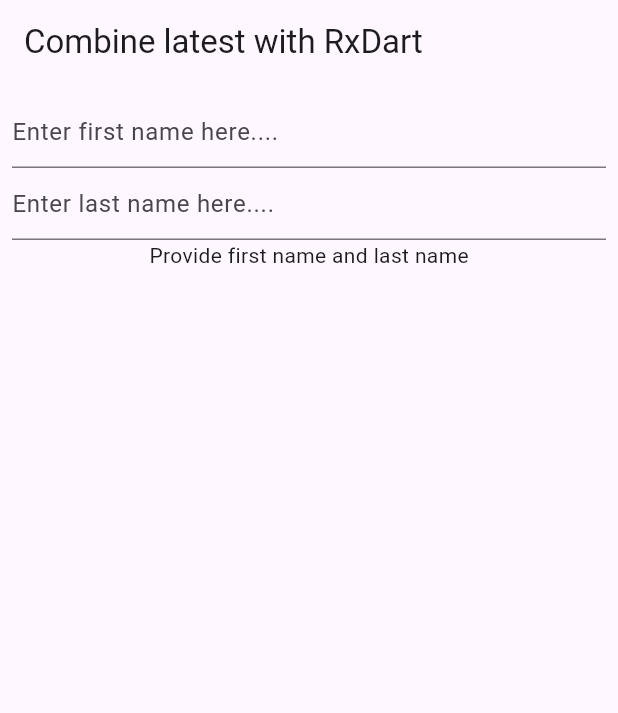
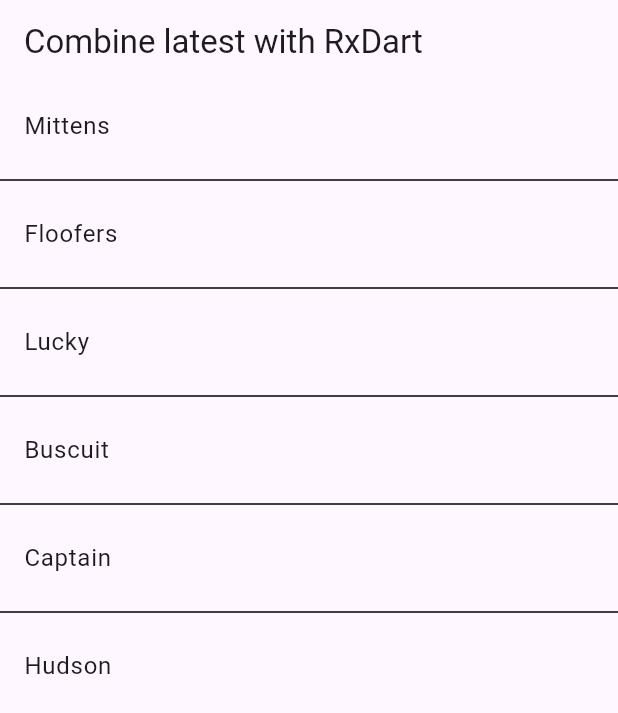
Before and after one commit to umairshaik/RxDart_Hands_on, a Flutter app: the screen it shows after launch, on a phone screen of 412 x 824 dp. Shown: the top 713 px of the screen. Run offline on Flutter 3.47's test engine with Material 3 defaults, Android fonts, the phone set to English and light mode, and no system bars; our stand-ins replace rxdart.

Commit message:
[Umair][010] - adding assets with text file - reading text file as stream of strings with line splitter - concatWith operator - Future builder with list divider

```diff
--- /dev/null
+++ b/assets/texts/cats.txt
@@ -0,0 +1,3 @@
+Mittens
+Floofers
+Lucky
--- /dev/null
+++ b/assets/texts/dogs.txt
@@ -0,0 +1,3 @@
+Buscuit
+Captain
+Hudson
--- a/lib/main.dart
+++ b/lib/main.dart
@@ -1,4 +1,7 @@
+import 'dart:convert';
+
 import 'package:flutter/material.dart';
+import 'package:flutter/services.dart';
 import 'package:rxdart/rxdart.dart';
 
 void main() {
@@ -22,6 +25,17 @@ class App extends StatelessWidget {
   }
 }
 
+//Reading from file and get data as Stream
+Stream<String> getNames({required String filePath}) {
+  final names = rootBundle.loadString(filePath);
+  return Stream.fromFuture(names).transform(const LineSplitter());
+}
+
+Stream<String> getAllNames() =>
+    getNames(filePath: 'assets/texts/cats.txt').concatWith([
+      getNames(filePath: 'assets/texts/dogs.txt'),
+    ]);
+
 class HomePage extends StatefulWidget {
   const HomePage({super.key});
 
@@ -30,12 +44,9 @@ class HomePage extends StatefulWidget {
 }
 
 class _HomePageState extends State<HomePage> {
-  late final Bloc _bloc;
-
   @override
   void initState() {
     super.initState();
-    _bloc = Bloc();
   }
 
   @override
@@ -49,115 +60,35 @@ class _HomePageState extends State<HomePage> {
       appBar: AppBar(
         title: const Text('Combine latest with RxDart'),
       ),
-      body: Padding(
-        padding: const EdgeInsets.all(8.0),
-        child: Column(children: [
-          TextField(
-              decoration:
-                  const InputDecoration(hintText: 'Enter first name here....'),
-              onChanged: (String data) {
-                _bloc.setFirstName.add(data);
-              }),
-          TextField(
-              decoration:
-                  const InputDecoration(hintText: 'Enter last name here....'),
-              onChanged: (String data) {
-                _bloc.setLastName.add(data);
-              }),
-          AsyncSnapshotBuilder(
-            stream: _bloc.fullName,
-            onActive: (context, String? value) {
-              return Text(value ?? '');
-            },
-          )
-        ]),
-      ),
+      body: FutureBuilder(
+          future: getAllNames().toList(),
+          builder: (context, snapshot) {
+            switch (snapshot.connectionState) {
+              case ConnectionState.none:
+              case ConnectionState.waiting:
+              case ConnectionState.active:
+                return const Center(child: CircularProgressIndicator());
+              case ConnectionState.done:
+                final List<String> names = snapshot.requireData;
+                return ListView.separated(
+                    itemBuilder: (context, position) {
+                      return ListTile(
+                        onTap: () {
+                          ScaffoldMessenger.of(context).showSnackBar(SnackBar(
+                            content: Text(names[position]),
+                          ));
+                        },
+                        title: Text(names[position]),
+                      );
+                    },
+                    separatorBuilder: (_, __) {
+                      return const Divider(
+                        color: Colors.black,
+                      );
+                    },
+                    itemCount: names.length);
+            }
+          }),
     );
   }
 }
-
-typedef AsyncSnapshotBuilderCallBack<T> = Widget Function(
-    BuildContext context, T? value);
-
-class AsyncSnapshotBuilder<T> extends StatelessWidget {
-  final Stream<T> stream;
-  final AsyncSnapshotBuilderCallBack<T>? onNone;
-  final AsyncSnapshotBuilderCallBack<T>? onWaiting;
-  final AsyncSnapshotBuilderCallBack<T>? onActive;
-  final AsyncSnapshotBuilderCallBack<T>? onDone;
-
-  const AsyncSnapshotBuilder(
-      {super.key,
-      required this.stream,
-      this.onNone,
-      this.onWaiting,
-      this.onActive,
-      this.onDone});
-
-  @override
-  Widget build(BuildContext context) {
-    return StreamBuilder(
-        stream: this.stream,
-        builder: (context, snapshot) {
-          switch (snapshot.connectionState) {
-            case ConnectionState.none:
-              final Widget Function(BuildContext context, T? value) callBack =
-                  onNone ?? (_, __) => const SizedBox();
-              return callBack(context, snapshot.data);
-            case ConnectionState.waiting:
-              final Widget Function(BuildContext context, T? value) callBack =
-                  onWaiting ?? (_, __) => const CircularProgressIndicator();
-              return callBack(context, snapshot.data);
-            case ConnectionState.active:
-              final Widget Function(BuildContext context, T? value) callBack =
-                  onActive ?? (_, __) => const SizedBox();
-              return callBack(context, snapshot.data);
-            case ConnectionState.done:
-              final Widget Function(BuildContext context, T? value) callBack =
-                  onDone ?? (_, __) => const SizedBox();
-              return callBack(context, snapshot.data);
-          }
-        });
-  }
-}
-
-@immutable
-class Bloc {
-  final Sink<String?> setFirstName;
-  final Sink<String?> setLastName;
-  final Stream<String> fullName;
-
-  const Bloc._({
-    required this.setFirstName,
-    required this.setLastName,
-    required this.fullName,
-  });
-
-  factory Bloc() {
-    final firstNameSubject = BehaviorSubject<String?>();
-    final lastNameSubject = BehaviorSubject<String?>();
-    final Stream<String> streamFullName = Rx.combineLatest2(
-      firstNameSubject.startWith(null),
-      lastNameSubject.startWith(null),
-      (String? firstName, String? lastName) {
-        if (firstName != null &&
-            firstName.isNotEmpty &&
-            lastName != null &&
-            lastName.isNotEmpty) {
-          return '$firstName $lastName';
-        } else {
-          return 'Provide first name and last name';
-        }
-      },
-    );
-    return Bloc._(
-        setFirstName: firstNameSubject.sink,
-        setLastName: lastNameSubject.sink,
-        fullName: streamFullName);
-  }
-
-  void dispose() {
-    setFirstName.close();
-    setLastName.close();
-  }
-}
--- a/pubspec.yaml
+++ b/pubspec.yaml
@@ -60,9 +60,9 @@ flutter:
   uses-material-design: true
 
   # To add assets to your application, add an assets section, like this:
-  # assets:
-  #   - images/a_dot_burr.jpeg
-  #   - images/a_dot_ham.jpeg
+  assets:
+    - assets/texts/cats.txt
+    - assets/texts/dogs.txt
 
   # An image asset can refer to one or more resolution-specific "variants", see
   # https://flutter.dev/assets-and-images/#resolution-aware
```
